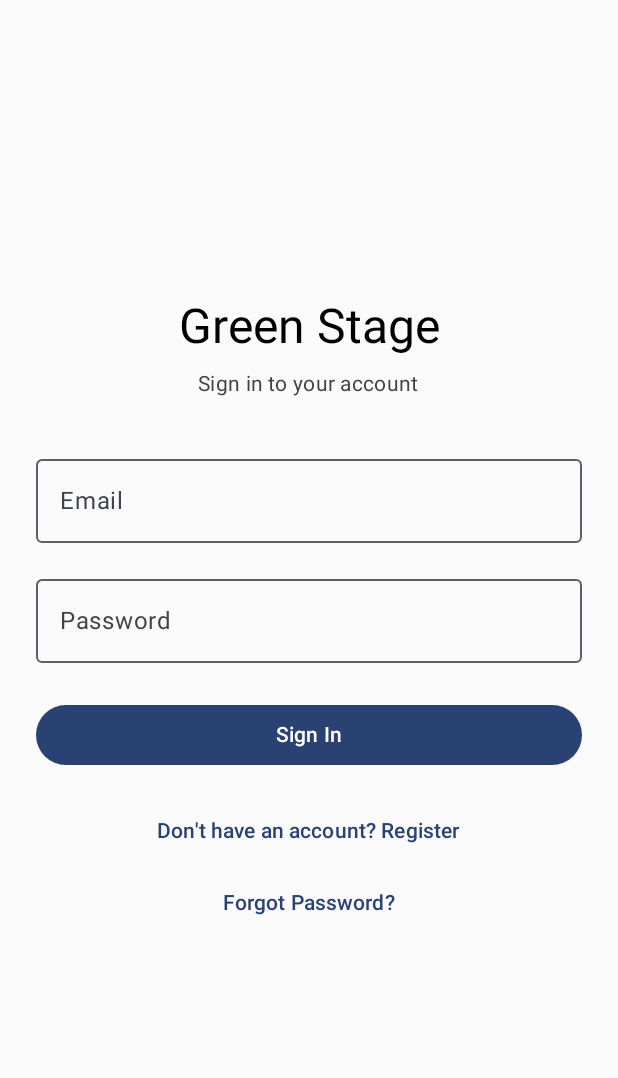
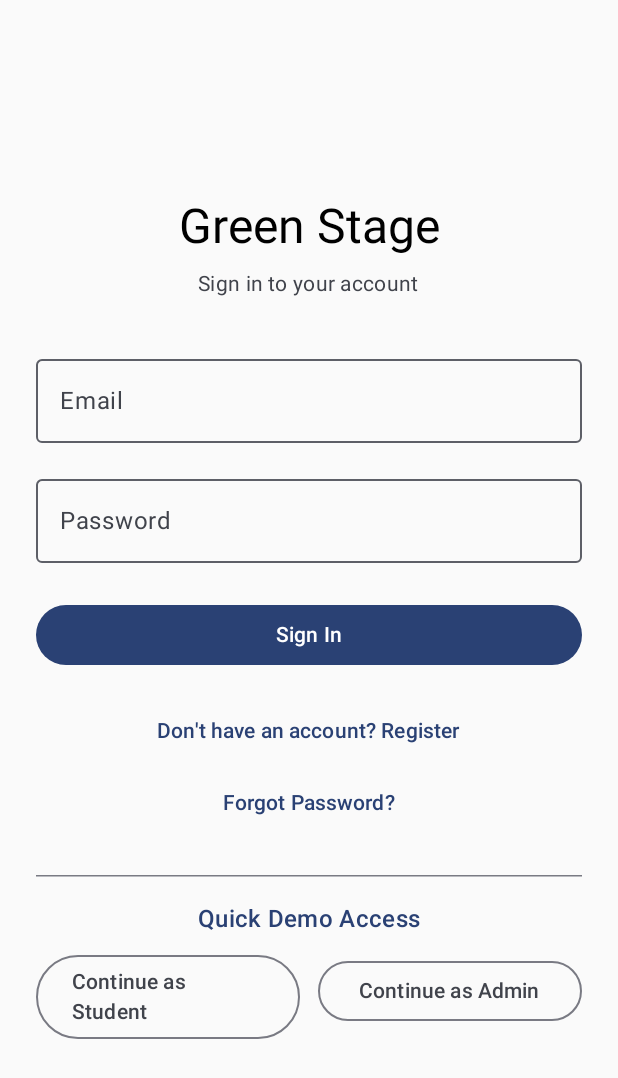
Before and after one commit to Pradum-codes/green-stage, an Android app built with Jetpack Compose: the screen it shows after launch (MainActivity), on a phone screen of 412 x 824 dp. Shown: the top 1078 px of the screen. Run offline under Robolectric (Android 15) with nearby library versions, the phone set to English and light mode, and no system bars.

Commit message:
feat: add mock auth implementation

```diff
--- a/app/src/main/java/com/greenstage/data/source/mock/MockDataSource.kt
+++ b/app/src/main/java/com/greenstage/data/source/mock/MockDataSource.kt
@@ -1,5 +1,6 @@
 package com.greenstage.data.source.mock
 
+import com.greenstage.data.model.AccountType
 import com.greenstage.data.model.Bookmark
 import com.greenstage.data.model.Community
 import com.greenstage.data.model.Event
@@ -31,4 +32,103 @@ internal class MockDataSource {
     val authState = MutableStateFlow<AuthState>(
         AuthState.SignedOut
     )
+
+    init {
+        initDemoData()
+    }
+
+    private fun initDemoData() {
+        val now = System.currentTimeMillis()
+
+        // 1. Demo Student Account
+        val demoStudent = User(
+            id = "demo-student",
+            name = "Demo Student",
+            email = "student@greenstage.demo",
+            accountType = AccountType.STUDENT,
+            interests = listOf("Technology", "Workshop"),
+            createdAt = now,
+            updatedAt = now
+        )
+        users[demoStudent.id] = demoStudent
+        passwordsByEmail[demoStudent.email] = "demo123"
+
+        // 2. Demo Admin Account
+        val demoAdmin = User(
+            id = "demo-admin",
+            name = "Demo Admin",
+            email = "admin@greenstage.demo",
+            accountType = AccountType.ADMIN,
+            interests = emptyList(),
+            createdAt = now,
+            updatedAt = now
+        )
+        users[demoAdmin.id] = demoAdmin
+        passwordsByEmail[demoAdmin.email] = "demo123"
+
+        // 3. Demo Admin Community
+        val demoCommunity = Community(
+            id = "demo-community",
+            name = "Green Stage Tech Community",
+            description = "The official developer & tech community showcasing workshops, hackathons, and tech talks.",
+            category = "Technology",
+            createdBy = demoAdmin.id,
+            createdAt = now,
+            updatedAt = now
+        )
+        communities[demoCommunity.id] = demoCommunity
+
+        // 4. Sample Demo Events
+        val demoEvents = listOf(
+            Event(
+                id = "demo-event-1",
+                title = "Android Jetpack Compose Workshop",
+                description = "Hands-on deep dive into modern declarative UI on Android with Jetpack Compose.",
+                category = "Technology",
+                venue = "Main Auditorium, Block A",
+                startAt = now + 86_400_000L,
+                endAt = now + 93_600_000L,
+                imageUrl = null,
+                communityId = demoCommunity.id,
+                createdBy = demoAdmin.id,
+                createdAt = now,
+                updatedAt = now,
+                isPublished = true
+            ),
+            Event(
+                id = "demo-event-2",
+                title = "Green Tech Hackathon 2026",
+                description = "Build sustainable technology solutions to reduce carbon footprint and promote green energy.",
+                category = "Hackathon",
+                venue = "Innovation Lab 3",
+                startAt = now + 172_800_000L,
+                endAt = now + 259_200_000L,
+                imageUrl = null,
+                communityId = demoCommunity.id,
+                createdBy = demoAdmin.id,
+                createdAt = now,
+                updatedAt = now,
+                isPublished = true
+            ),
+            Event(
+                id = "demo-event-3",
+                title = "AI & Machine Learning Symposium",
+                description = "Explore current trends in on-device AI, LLMs, and intelligent mobile apps.",
+                category = "AI / Data",
+                venue = "Virtual Conference Hall",
+                startAt = now + 345_600_000L,
+                endAt = now + 352_800_000L,
+                imageUrl = null,
+                communityId = demoCommunity.id,
+                createdBy = demoAdmin.id,
+                createdAt = now,
+                updatedAt = now,
+                isPublished = true
+            )
+        )
+
+        demoEvents.forEach { event ->
+            events[event.id] = event
+        }
+    }
 }
--- a/app/src/main/java/com/greenstage/ui/auth/AuthUiState.kt
+++ b/app/src/main/java/com/greenstage/ui/auth/AuthUiState.kt
@@ -3,5 +3,6 @@ package com.greenstage.ui.auth
 data class AuthUiState(
     val isLoading: Boolean = false,
     val errorMessage: String? = null,
-    val successMessage: String? = null
+    val successMessage: String? = null,
+    val isDemoAvailable: Boolean = false
 )
--- a/app/src/main/java/com/greenstage/ui/auth/LoginScreen.kt
+++ b/app/src/main/java/com/greenstage/ui/auth/LoginScreen.kt
@@ -2,15 +2,20 @@ package com.greenstage.ui.auth
 
 import androidx.compose.foundation.layout.Arrangement
 import androidx.compose.foundation.layout.Column
+import androidx.compose.foundation.layout.Row
 import androidx.compose.foundation.layout.Spacer
 import androidx.compose.foundation.layout.fillMaxSize
 import androidx.compose.foundation.layout.fillMaxWidth
 import androidx.compose.foundation.layout.height
 import androidx.compose.foundation.layout.padding
+import androidx.compose.foundation.rememberScrollState
 import androidx.compose.foundation.text.KeyboardOptions
+import androidx.compose.foundation.verticalScroll
 import androidx.compose.material3.Button
 import androidx.compose.material3.CircularProgressIndicator
+import androidx.compose.material3.HorizontalDivider
 import androidx.compose.material3.MaterialTheme
+import androidx.compose.material3.OutlinedButton
 import androidx.compose.material3.OutlinedTextField
 import androidx.compose.material3.Text
 import androidx.compose.material3.TextButton
@@ -25,6 +30,7 @@ import androidx.compose.ui.Modifier
 import androidx.compose.ui.text.input.KeyboardType
 import androidx.compose.ui.text.input.PasswordVisualTransformation
 import androidx.compose.ui.unit.dp
+import com.greenstage.data.model.AccountType
 
 @Composable
 fun LoginScreen(
@@ -40,6 +46,7 @@ fun LoginScreen(
     Column(
         modifier = modifier
             .fillMaxSize()
+            .verticalScroll(rememberScrollState())
             .padding(24.dp),
         verticalArrangement = Arrangement.Center,
         horizontalAlignment = Alignment.CenterHorizontally
@@ -117,5 +124,38 @@ fun LoginScreen(
         TextButton(onClick = onNavigateToForgotPassword) {
             Text("Forgot Password?")
         }
+
+        if (uiState.isDemoAvailable) {
+            Spacer(modifier = Modifier.height(24.dp))
+            HorizontalDivider(modifier = Modifier.fillMaxWidth())
+            Spacer(modifier = Modifier.height(16.dp))
+
+            Text(
+                text = "Quick Demo Access",
+                style = MaterialTheme.typography.titleMedium,
+                color = MaterialTheme.colorScheme.primary
+            )
+
+            Spacer(modifier = Modifier.height(12.dp))
+
+            Row(
+                modifier = Modifier.fillMaxWidth(),
+                horizontalArrangement = Arrangement.spacedBy(12.dp)
+            ) {
+                OutlinedButton(
+                    onClick = { viewModel.loginAsDemo(AccountType.STUDENT) },
+                    modifier = Modifier.weight(1f)
+                ) {
+                    Text("Continue as Student")
+                }
+
+                OutlinedButton(
+                    onClick = { viewModel.loginAsDemo(AccountType.ADMIN) },
+                    modifier = Modifier.weight(1f)
+                ) {
+                    Text("Continue as Admin")
+                }
+            }
+        }
     }
 }
```
Also changed, not shown: app/src/main/java/com/greenstage/data/source/mock/MockAuthRepository.kt (+19 -0 lines), app/src/main/java/com/greenstage/ui/auth/AuthViewModel.kt (+31 -0 lines), 2 other files.
